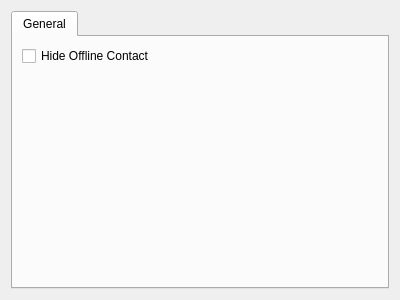
Qt form app/PrefGeneral.ui (chloerei/qtalk) before a commit.
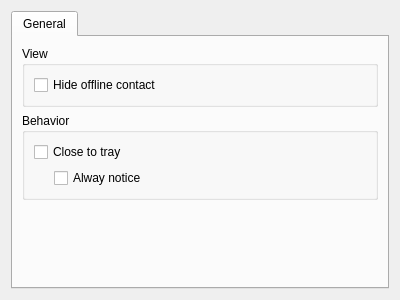
The same form after that commit.

Commit message: close mainwindow will let it hide. can show it by clicked trayicon.

Patch:
```diff
--- a/app/PrefGeneral.ui
+++ b/app/PrefGeneral.ui
@@ -23,15 +23,67 @@
       <attribute name="title">
        <string>General</string>
       </attribute>
-      <layout class="QGridLayout" name="gridLayout_2">
+      <layout class="QGridLayout" name="gridLayout_4">
        <item row="0" column="0">
-        <widget class="QCheckBox" name="hideOfflineCheckBox">
-         <property name="text">
-          <string>Hide Offline Contact</string>
+        <widget class="QGroupBox" name="groupBox">
+         <property name="title">
+          <string>View</string>
          </property>
+         <layout class="QGridLayout" name="gridLayout_2">
+          <item row="0" column="0">
+           <widget class="QCheckBox" name="hideOfflineCheckBox">
+            <property name="text">
+             <string>Hide offline contact</string>
+            </property>
+           </widget>
+          </item>
+         </layout>
         </widget>
        </item>
        <item row="1" column="0">
+        <widget class="QGroupBox" name="groupBox_2">
+         <property name="title">
+          <string>Behavior</string>
+         </property>
+         <layout class="QGridLayout" name="gridLayout_3">
+          <item row="1" column="0">
+           <layout class="QHBoxLayout" name="horizontalLayout">
+            <item>
+             <spacer name="horizontalSpacer">
+              <property name="orientation">
+               <enum>Qt::Horizontal</enum>
+              </property>
+              <property name="sizeType">
+               <enum>QSizePolicy::Preferred</enum>
+              </property>
+              <property name="sizeHint" stdset="0">
+               <size>
+                <width>20</width>
+                <height>20</height>
+               </size>
+              </property>
+             </spacer>
+            </item>
+            <item>
+             <widget class="QCheckBox" name="closeToTrayNoticeCheckBox">
+              <property name="text">
+               <string>Alway notice</string>
+              </property>
+             </widget>
+            </item>
+           </layout>
+          </item>
+          <item row="0" column="0">
+           <widget class="QCheckBox" name="closeToTrayCheckBox">
+            <property name="text">
+             <string>Close to tray</string>
+            </property>
+           </widget>
+          </item>
+         </layout>
+        </widget>
+       </item>
+       <item row="2" column="0">
         <spacer name="verticalSpacer">
          <property name="orientation">
           <enum>Qt::Vertical</enum>
@@ -39,7 +91,7 @@
          <property name="sizeHint" stdset="0">
           <size>
            <width>20</width>
-           <height>221</height>
+           <height>40</height>
           </size>
          </property>
         </spacer>
```
The commit also changes 8 other files.
